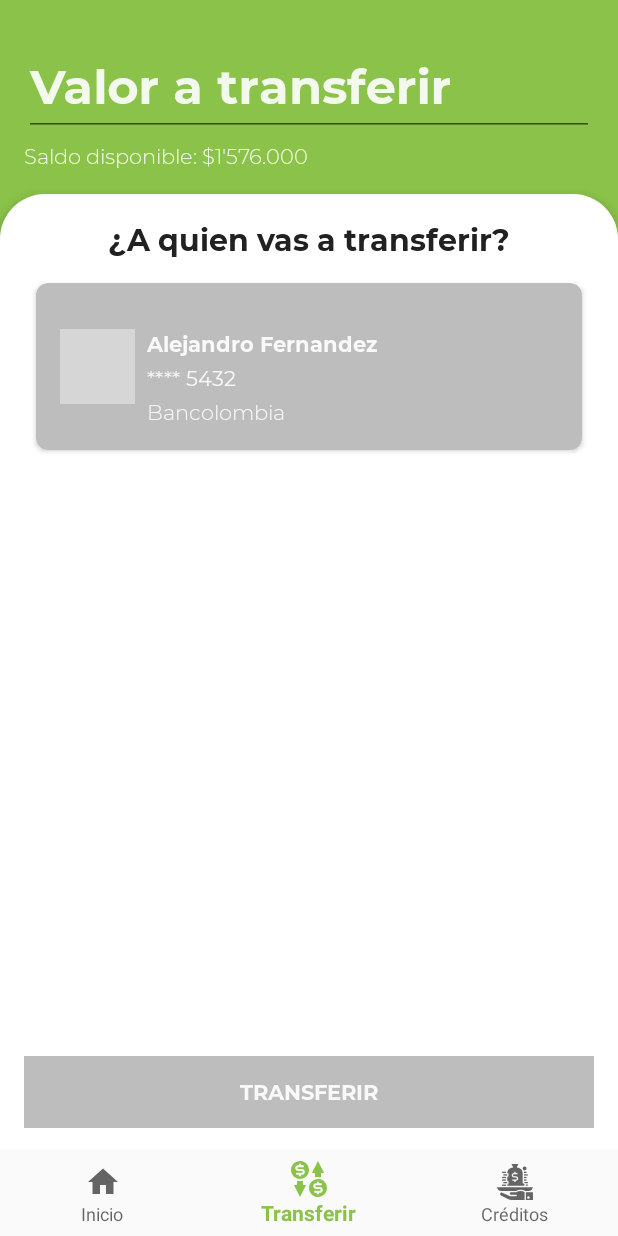
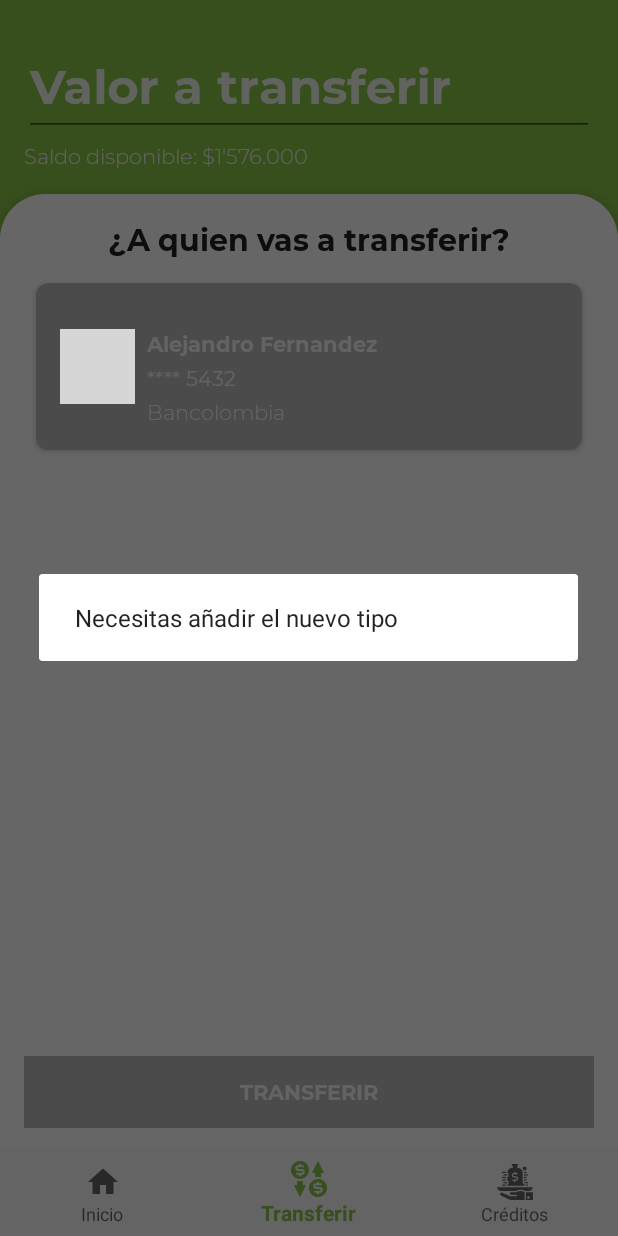
Before and after one commit to detextre4/android-design-patterns--course, an Android app: the screen it shows after launch (MainActivity), item 2 of the bottom bar chosen, on a phone screen of 412 x 824 dp. Run offline under Robolectric (Android 15) with nearby library versions, the phone set to English and light mode, and no system bars; our stand-ins replace CircleImageView, Picasso, navigation-ui; pictures from the network do not load; 1 statement that could not run was skipped; grey boxes are pictures that could not be loaded.

Commit message:
factory pattern

```diff
--- /dev/null
+++ b/app/src/main/java/com/cristianvillamil/platziwallet/ui/home/data/MessageFactory.kt
@@ -0,0 +1,31 @@
+package com.cristianvillamil.platziwallet.ui.home.data
+
+import android.app.AlertDialog
+import android.content.Context
+
+class MessageFactory {
+    companion object {
+        val TYPE_ERROR = "typeError"
+        val TYPE_SUCCESS= "typeSuccess"
+        val TYPE_INFO= "typeInfo"
+    }
+
+    fun getDialog(context : Context, type : String) : AlertDialog.Builder {
+        when(type) {
+            TYPE_SUCCESS ->
+                AlertDialog.Builder(context)
+                    .setMessage("Hay un error al momento de traer el contenido")
+
+            TYPE_ERROR ->
+                AlertDialog.Builder(context)
+                    .setMessage("El contenido fue cargado exitosamente")
+
+            TYPE_INFO ->
+                AlertDialog.Builder(context)
+                    .setMessage("Esta es la info")
+        }
+
+        return AlertDialog.Builder(context)
+            .setMessage("Necesitas añadir el nuevo tipo")
+    }
+}
--- a/app/src/main/java/com/cristianvillamil/platziwallet/ui/home/presenter/HomePresenter.kt
+++ b/app/src/main/java/com/cristianvillamil/platziwallet/ui/home/presenter/HomePresenter.kt
@@ -20,6 +20,7 @@ class HomePresenter(private val view : HomeContract.View) : HomeContract.Present
                     .setUsername("hola")
                     .setPassword("123456")
                     .build()
+                println(user)
 
                 view.hideLoader()
                 view.showFavoriteTransfer(favoriteList)
--- a/app/src/main/java/com/cristianvillamil/platziwallet/ui/home/view/HomeFragment.kt
+++ b/app/src/main/java/com/cristianvillamil/platziwallet/ui/home/view/HomeFragment.kt
@@ -11,6 +11,8 @@ import androidx.recyclerview.widget.RecyclerView
 import com.cristianvillamil.platziwallet.R
 import com.cristianvillamil.platziwallet.ui.home.FavoriteTransfer
 import com.cristianvillamil.platziwallet.ui.home.HomeContract
+import com.cristianvillamil.platziwallet.ui.home.data.MessageFactory
+import com.cristianvillamil.platziwallet.ui.home.data.MessageFactory.Companion.TYPE_ERROR
 import com.cristianvillamil.platziwallet.ui.home.presenter.HomePresenter
 import com.squareup.picasso.Picasso
 import kotlinx.android.synthetic.main.fragment_home.*
@@ -64,5 +66,10 @@ class HomeFragment : Fragment(), HomeContract.View {
 
     override fun showFavoriteTransfer(favoriteTransfers: List<FavoriteTransfer>) {
         favoriteTransferAdapter.setData(favoriteTransfers)
+        val dialogFactory = MessageFactory()
+        context?.let {
+            val errorDialog = dialogFactory.getDialog(it, TYPE_ERROR)
+            errorDialog.show()
+        }
     }
 }
```
